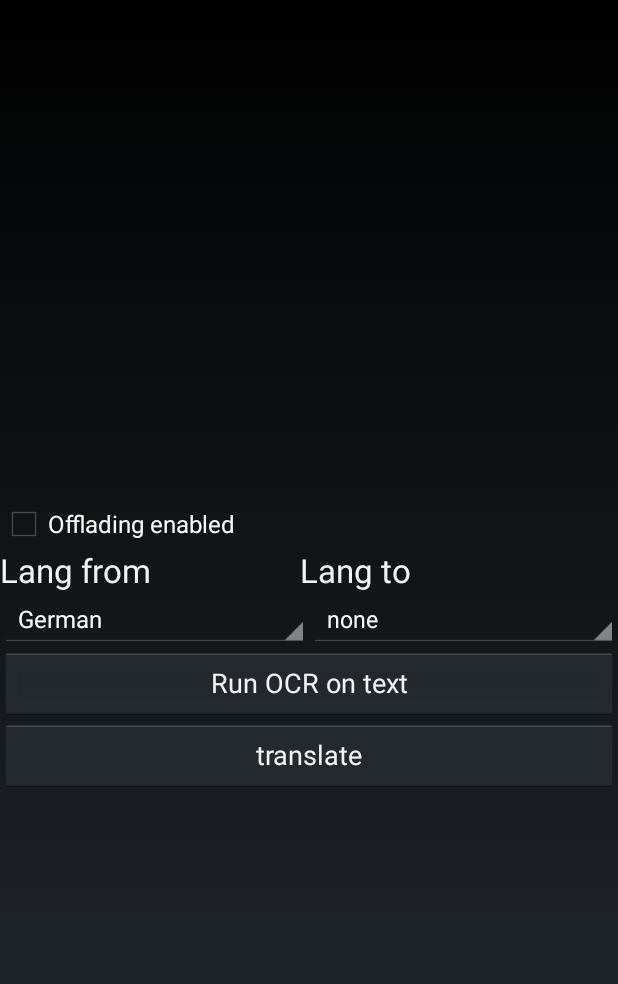
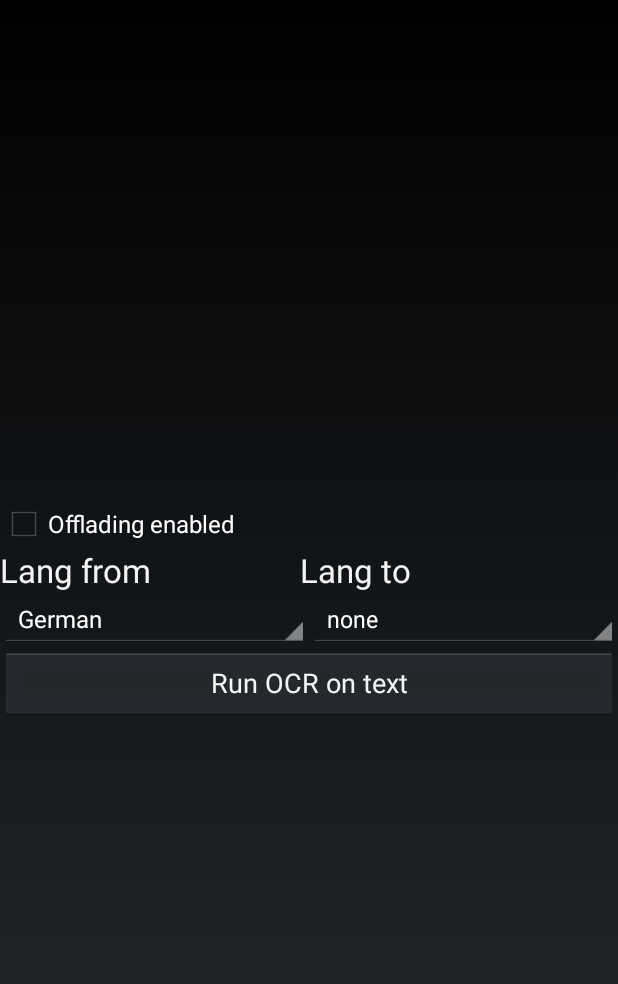
Before and after one commit to senoramarillo/mobilecommunication, an Android app: the Edit screen opened directly, with no data from a screen before it, on a phone screen of 412 x 824 dp. Shown: the top 984 px of the screen. Run offline under Robolectric (Android 15) with nearby library versions, the phone set to English and light mode, and no system bars; libraries missing offline, so code that uses them is left out: com.memetix.mst; network calls fail.

Commit message:
Kleine Korrektur: 1) Translate Button von Edit entfernt, 2) In Result.java wurde auf den Button von Edit statt Result referenziert...nun behoben

```diff
--- a/mobilcomGui/app/src/main/java/mobilcom/com/example/com/mobilcomgui/Result.java
+++ b/mobilcomGui/app/src/main/java/mobilcom/com/example/com/mobilcomgui/Result.java
@@ -21,7 +21,7 @@ public class Result extends Activity {
 
 
 
-        btn_tranlate = (Button)findViewById(R.id.b_translate);
+        btn_tranlate = (Button)findViewById(R.id.btn_translate_again);
     }
 
     public boolean onCreateOptionsMenue ( Menu menu){
--- a/mobilcomGui/app/src/main/res/layout/activity_edit.xml
+++ b/mobilcomGui/app/src/main/res/layout/activity_edit.xml
@@ -42,7 +42,7 @@
         <Spinner
             android:layout_width="wrap_content"
             android:layout_height="wrap_content"
-            android:id="@+id/spinner"
+            android:id="@+id/lang_from"
             android:layout_weight="1"
             android:entries="@array/languages_from"/>
 
@@ -65,12 +65,6 @@
         android:layout_width="match_parent"
         android:layout_height="wrap_content"></TableLayout>
 
-    <Button
-        android:layout_width="match_parent"
-        android:layout_height="wrap_content"
-        android:onClick="translateClick"
-        android:text="@string/translate"
-        android:id="@+id/b_translate" />
 
 
 </LinearLayout>
```
